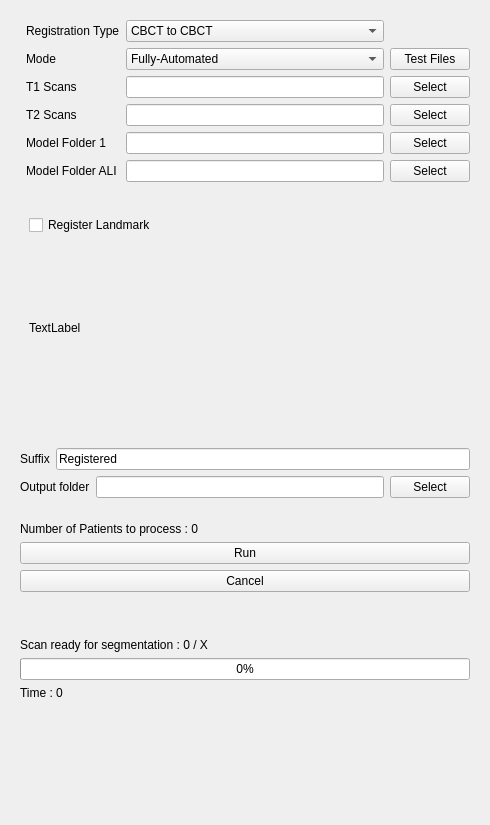
Above: AREG/Resources/UI/AREG.ui from lucanchling/AREG before the change. Below: the same form after it.
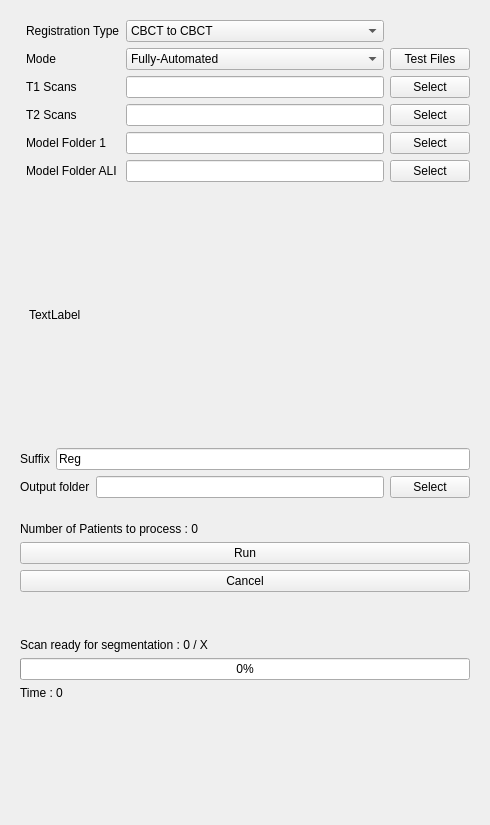
That is the form after the change. The open tabs and pages were chosen to show the change. Custom widgets are drawn as their Qt base class.

Commit message: ENH: AREG_CBCT working without AMASSS

Diff of the .ui file:
```diff
--- a/AREG/Resources/UI/AREG.ui
+++ b/AREG/Resources/UI/AREG.ui
@@ -195,13 +195,6 @@
            <layout class="QVBoxLayout" name="verticalLayout_3">
             <item>
              <layout class="QVBoxLayout" name="LayoutSemiCBCT">
-              <item>
-               <widget class="QCheckBox" name="checkBox">
-                <property name="text">
-                 <string>Register Landmark</string>
-                </property>
-               </widget>
-              </item>
               <item>
                <widget class="QLabel" name="tohideCBCT">
                 <property name="text">
@@ -349,7 +342,7 @@
           <item>
            <widget class="QLineEdit" name="lineEditAddName">
             <property name="text">
-             <string>Registered</string>
+             <string>Reg</string>
             </property>
            </widget>
           </item>
```
Left out of the diff: 8 changed lines with no effect on the pictures. The commit also changes 6 other files.
